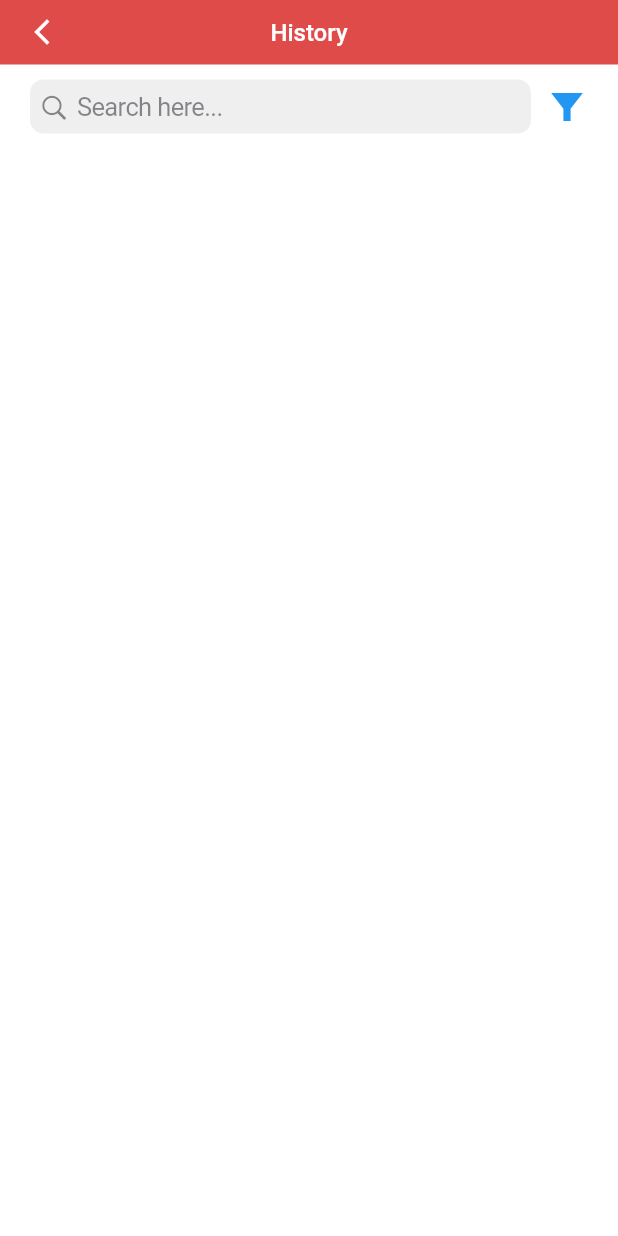
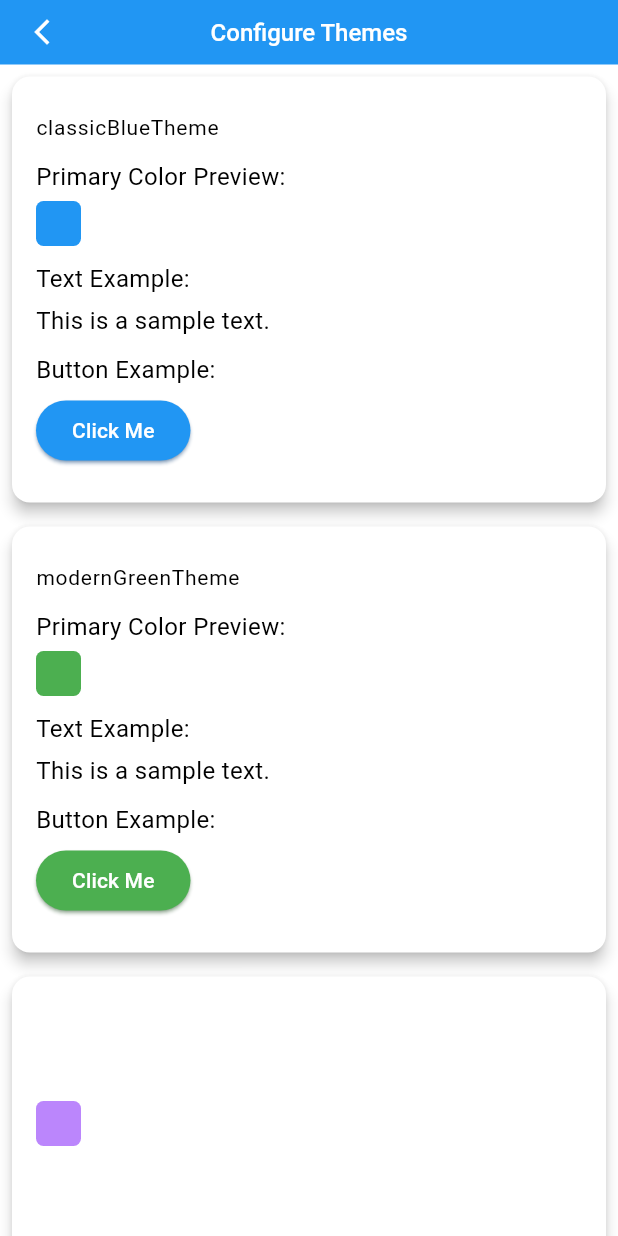
Before and after one commit to MuhammadUmair786/kanban_board, a Flutter app: the HistoryWidget screen opened directly, on a phone screen of 412 x 824 dp. Run offline on Flutter 3.47's test engine with Material 3 defaults, Android fonts, the light colour scheme and no system bars; our stand-ins replace equatable, flutter_bloc, get_storage, jiffy, localization; missing offline and left inert: appflowy_board; accounts and stored records are empty.

Commit message:
theme & locales

```diff
--- a/lib/constants/theme.dart
+++ b/lib/constants/theme.dart
@@ -3,6 +3,14 @@ import 'package:flutter/material.dart';
 const double fontSizeLarge = 16.0;
 const double fontSizeMedium = 14.0;
 const double fontSizeSmall = 12.0;
+
+Map<String, ThemeData> availbleThemes = {
+  "classicBlueTheme": classicBlueTheme,
+  "modernGreenTheme": modernGreenTheme,
+  "darkMinimalistTheme": darkMinimalistTheme,
+  "playfulPinkTheme": playfulPinkTheme,
+  "vibrantOrangeTheme": vibrantOrangeTheme,
+};
 
 // Classic Blue Theme
 final ThemeData classicBlueTheme = ThemeData(
--- a/lib/cubits/history/cubit.dart
+++ b/lib/cubits/history/cubit.dart
@@ -1,8 +1,9 @@
 import 'package:flutter_bloc/flutter_bloc.dart';
-import 'package:kanban_board/utils/task_utils.dart';
 
 import '../../models/task_model.dart';
-import 'state.dart';
+import '../../utils/task_utils.dart';
+
+part 'state.dart';
 
 class HistoryCubit extends Cubit<HistoryState> {
   HistoryCubit() : super(HistoryInitial()) {
--- a/lib/cubits/history/state.dart
+++ b/lib/cubits/history/state.dart
@@ -1,4 +1,4 @@
-import '../../models/task_model.dart';
+part of './cubit.dart';
 
 abstract class HistoryState {}
 
--- /dev/null
+++ b/lib/cubits/theme/state.dart
@@ -0,0 +1,8 @@
+part of './cubit.dart';
+
+class ThemeState {
+  final ThemeData themeData;
+  final Locale locale;
+
+  ThemeState({required this.themeData, required this.locale});
+}
--- a/lib/views/dashboard_screen.dart
+++ b/lib/views/dashboard_screen.dart
@@ -1,5 +1,3 @@
-import 'dart:developer';
-
 import 'package:appflowy_board/appflowy_board.dart';
 import 'package:flutter/material.dart';
 import 'package:flutter_bloc/flutter_bloc.dart';
@@ -8,6 +6,7 @@ import 'package:kanban_board/views/add_task_screen.dart';
 import 'package:kanban_board/views/history_screen.dart';
 import 'package:kanban_board/widgets/snakbar.dart';
 
+import '../components/drawer.dart';
 import '../components/task_card.dart';
 import '../cubits/board_task/cubit.dart';
 import '../cubits/board_task/state.dart';
@@ -42,13 +41,14 @@ class _DashboardScreenState extends State<DashboardScreen> {
           ),
         ],
       ),
+      drawer: const DrawerWidget(),
       body: BlocBuilder<BoardTaskCubit, BoardTaskState>(
         builder: (context, state) {
           const config = AppFlowyBoardConfig(
             groupBackgroundColor: Color.fromRGBO(247, 248, 252, 1),
             stretchGroupHeight: true,
           );
-          log("rebuild");
+
           return AppFlowyBoard(
             controller: context.read<BoardTaskCubit>().boardController,
             cardBuilder: (context, group, groupItem) {
--- a/lib/views/history_screen.dart
+++ b/lib/views/history_screen.dart
@@ -5,7 +5,6 @@ import 'package:flutter_bloc/flutter_bloc.dart';
 import '../components/history_task_card.dart';
 import '../constants/extras.dart';
 import '../cubits/history/cubit.dart';
-import '../cubits/history/state.dart';
 import '../utils/board_utils.dart';
 import '../widgets/app_bar.dart';
 
--- /dev/null
+++ b/lib/views/theme_selection_screen.dart
@@ -0,0 +1,163 @@
+import 'package:flutter/material.dart';
+import 'package:flutter_bloc/flutter_bloc.dart';
+import 'package:kanban_board/cubits/theme/cubit.dart';
+
+import '../constants/extras.dart';
+import '../constants/theme.dart';
+import '../widgets/app_bar.dart';
+
+void showThemeSelectionDialog(BuildContext context) {
+  if (isMobile) {
+    Navigator.of(context).push(
+      MaterialPageRoute<void>(
+        builder: (BuildContext context) => const HistoryWidget(),
+      ),
+    );
+  } else {
+    showGeneralDialog(
+      context: context,
+      pageBuilder: (context, animation, secondaryAnimation) {
+        return const HistoryWidget();
+      },
+      barrierLabel: 'showThemeSelectionDialog',
+      barrierDismissible: true,
+    );
+  }
+}
+
+class HistoryWidget extends StatefulWidget {
+  const HistoryWidget({
+    super.key,
+  });
+
+  @override
+  State<HistoryWidget> createState() => _HistoryWidgetState();
+}
+
+class _HistoryWidgetState extends State<HistoryWidget> {
+  TextEditingController searchController = TextEditingController();
+  String? filterdBoard;
+  @override
+  Widget build(BuildContext context) {
+    String titleText = "Configure Themes";
+
+    Widget buildColorPreview(Color color) {
+      return Container(
+        height: 30,
+        width: 30,
+        decoration: BoxDecoration(
+          color: color,
+          borderRadius: BorderRadius.circular(5.0),
+        ),
+      );
+    }
+
+    Widget desiredWidget = ListView.builder(
+      itemCount: availbleThemes.length,
+      itemBuilder: (context, index) {
+        // Get the theme name and data
+        String themeName = availbleThemes.keys.elementAt(index);
+        ThemeData themeData = availbleThemes.values.elementAt(index);
+
+        return Card(
+          elevation: 4.0,
+          margin: const EdgeInsets.all(8.0),
+          child: ListTile(
+            contentPadding: const EdgeInsets.all(16.0),
+            title: Text(
+              themeName,
+              style: themeData.textTheme.titleLarge,
+            ),
+            subtitle: Column(
+              crossAxisAlignment: CrossAxisAlignment.start,
+              children: [
+                const SizedBox(height: 10),
+                Text(
+                  "Primary Color Preview:",
+                  style: themeData.textTheme.bodyLarge,
+                ),
+                const SizedBox(height: 5),
+                buildColorPreview(themeData.colorScheme.primary),
+                const SizedBox(height: 10),
+                Text(
+                  "Text Example:",
+                  style: themeData.textTheme.bodyLarge,
+                ),
+                const SizedBox(height: 5),
+                Text(
+                  "This is a sample text.",
+                  style: themeData.textTheme.bodyLarge,
+                ),
+                const SizedBox(height: 10),
+                Text(
+                  "Button Example:",
+                  style: themeData.textTheme.bodyLarge,
+                ),
+                const SizedBox(height: 5),
+                ElevatedButton(
+                  onPressed: () {
+                    context.read<ThemeLocaleCubit>().changeTheme(themeName);
+                  },
+                  style: themeData.elevatedButtonTheme.style,
+                  child: const Text('Click Me'),
+                ),
+              ],
+            ),
+            onTap: () {
+              // Apply the selected theme
+              // You can handle theme change logic here
+            },
+          ),
+        );
+      },
+    );
+
+    if (isMobile) {
+      return Scaffold(
+        appBar: mobileAppbar(title: titleText),
+        body: desiredWidget,
+      );
+    } else {
+      return Align(
+        alignment: Alignment.center,
+        child: Container(
+          margin: const EdgeInsets.all(20),
+          constraints: const BoxConstraints(maxWidth: dialogMaxWidth),
+          child: Material(
+            borderRadius: BorderRadius.circular(borderRadius),
+            child: Column(
+              mainAxisSize: MainAxisSize.min,
+              children: [
+                Padding(
+                  padding: const EdgeInsets.all(10),
+                  child: Row(
+                    mainAxisAlignment: MainAxisAlignment.spaceBetween,
+                    children: [
+                      Text(
+                        titleText,
+                      ),
+                      SizedBox(
+                        width: 25,
+                        height: 25,
+                        child: IconButton(
+                          onPressed: () {
+                            Navigator.pop(context);
+                          },
+                          icon: const Icon(Icons.close),
+                          color: Colors.red,
+                          padding: EdgeInsets.zero,
+                          splashRadius: 15,
+                        ),
+                      ),
+                    ],
+                  ),
+                ),
+                SizedBox(width: double.infinity, child: desiredWidget),
+              ],
+            ),
+          ),
+        ),
+      );
+    }
+  }
+}
--- a/lib/widgets/app_bar.dart
+++ b/lib/widgets/app_bar.dart
@@ -11,7 +11,6 @@ AppBar mobileAppbar({
   bool isBackButton = true,
   List<Widget>? actionWidgetsList,
   double elevation = 5,
-  Color baseColor = Colors.red,
   Color contentColor = Colors.white,
   void Function()? onBack,
   double height = 43,
@@ -32,7 +31,7 @@ AppBar mobileAppbar({
     // ),
     toolbarHeight: height,
     automaticallyImplyLeading: isBackButton,
-    backgroundColor: baseColor,
+
     elevation: elevation,
     centerTitle: true,
     leading: isBackButton
```
Also changed, not shown: lib/components/drawer.dart (added, +99 -0 lines), lib/cubits/theme/cubit.dart (added, +33 -0 lines), lib/main.dart (+16 -2 lines), lib/utils/theme_utils.dart (added, +39 -0 lines), lib/views/locale_selection_screen.dart (added, +195 -0 lines).
